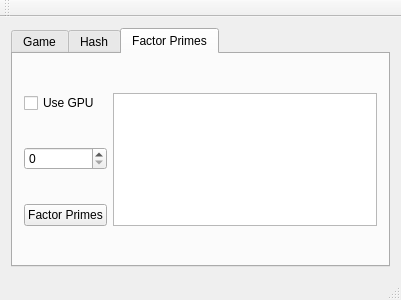
Old version of the form CapstoneCryptography/forms/mainwindow.ui in the repository egandunning/learn-crypto.
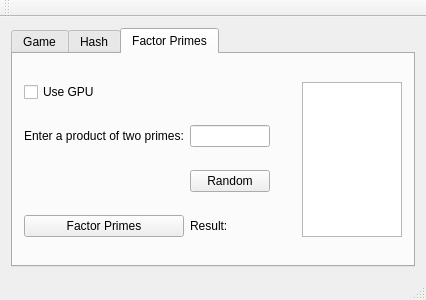
New version of the form. The open tabs and pages were chosen to show the change.

Diff of the .ui file:
```diff
--- a/CapstoneCryptography/forms/mainwindow.ui
+++ b/CapstoneCryptography/forms/mainwindow.ui
@@ -6,7 +6,7 @@
    <rect>
     <x>0</x>
     <y>0</y>
-    <width>401</width>
+    <width>426</width>
     <height>300</height>
    </rect>
   </property>
@@ -130,9 +130,6 @@
         <string>Factor Primes</string>
        </attribute>
        <layout class="QGridLayout" name="gridLayout_2">
-        <item row="1" column="0">
-         <widget class="QSpinBox" name="enterNumberBox"/>
-        </item>
         <item row="0" column="0">
          <widget class="QCheckBox" name="GPUCheckBox">
           <property name="text">
@@ -140,16 +137,54 @@
           </property>
          </widget>
         </item>
-        <item row="2" column="0">
+        <item row="3" column="0">
          <widget class="QPushButton" name="factorPrimesButton">
           <property name="text">
            <string>Factor Primes</string>
           </property>
          </widget>
         </item>
-        <item row="0" column="1" rowspan="3">
+        <item row="0" column="4" rowspan="4">
          <widget class="QGraphicsView" name="graphicsView"/>
         </item>
+        <item row="3" column="3">
+         <widget class="QLabel" name="label_9">
+          <property name="text">
+           <string/>
+          </property>
+         </widget>
+        </item>
+        <item row="1" column="0">
+         <widget class="QLabel" name="label_7">
+          <property name="text">
+           <string>Enter a product of two primes:</string>
+          </property>
+         </widget>
+        </item>
+        <item row="1" column="1">
+         <widget class="QLineEdit" name="compositeTextField"/>
+        </item>
+        <item row="3" column="1">
+         <widget class="QLabel" name="label_8">
+          <property name="text">
+           <string>Result:</string>
+          </property>
+         </widget>
+        </item>
+        <item row="2" column="1">
+         <widget class="QPushButton" name="random_composite">
+          <property name="text">
+           <string>Random</string>
+          </property>
+         </widget>
+        </item>
+        <item row="3" column="2">
+         <widget class="QLabel" name="resultLabel">
+          <property name="text">
+           <string/>
+          </property>
+         </widget>
+        </item>
        </layout>
       </widget>
      </widget>
```
Left out of the diff: 6 changed lines with no effect on the pictures.
